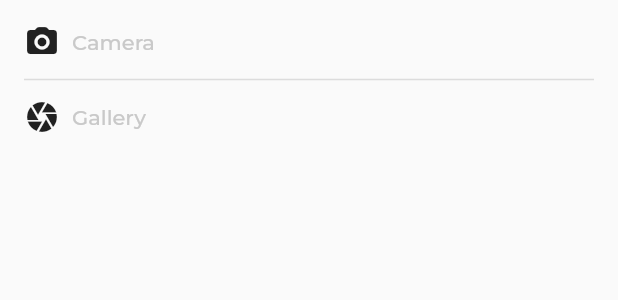
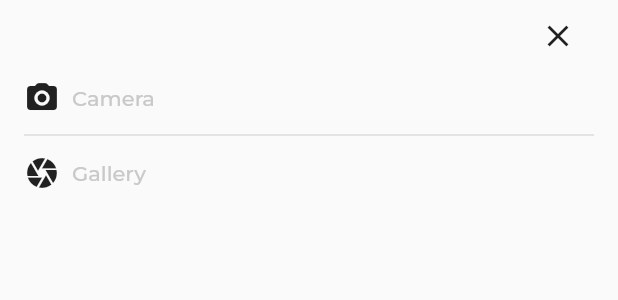
Before and after one commit to icsicsics/school, a Flutter app: the CameraGalleryBottomSheetWidget widget shown alone on an empty page, opened directly, on a phone screen of 412 x 824 dp. Shown: the top 300 px of the screen. Run offline on Flutter 3.47's test engine with Material 2 defaults, Android fonts, the light colour scheme and no system bars; our stand-ins replace device_info_plus, dio, firebase_core, firebase_messaging, flutter_bloc, flutter_local_notifications and 11 more; accounts and stored records are empty; project files that could hold a hidden picture were left out.

Commit message:
handle pick image from gellary or camera

```diff
--- a/lib/presentation/ui/profile/widgets/camera_gallery_bottom_sheet_widget.dart
+++ b/lib/presentation/ui/profile/widgets/camera_gallery_bottom_sheet_widget.dart
@@ -15,13 +15,22 @@ class CameraGalleryBottomSheetWidget extends StatelessWidget {
       padding: const EdgeInsets.symmetric(horizontal: 16),
       child: Column(
         children: [
-          const SizedBox(height: 16),
+          Row(
+            mainAxisAlignment: MainAxisAlignment.end,
+            crossAxisAlignment: CrossAxisAlignment.end,
+            children: [
+              IconButton(
+                  onPressed: () => Navigator.pop(context),
+                  icon: const Icon(Icons.clear))
+            ],
+          ),
+          const SizedBox(height: 5),
           textWithIconWidget(
-              icon:Icons.camera_alt_rounded,
-              text:"Camera",
+              icon: Icons.camera_alt_rounded,
+              text: "Camera",
               onTap: () {
-                BlocProvider.of<ProfileBloc>(context).add(
-                     SelectProfileImageEvent(source: ImageSource.camera));
+                BlocProvider.of<ProfileBloc>(context)
+                    .add(SelectProfileImageEvent(source: ImageSource.camera));
               },
               context: context),
           const SizedBox(height: 12),
```
